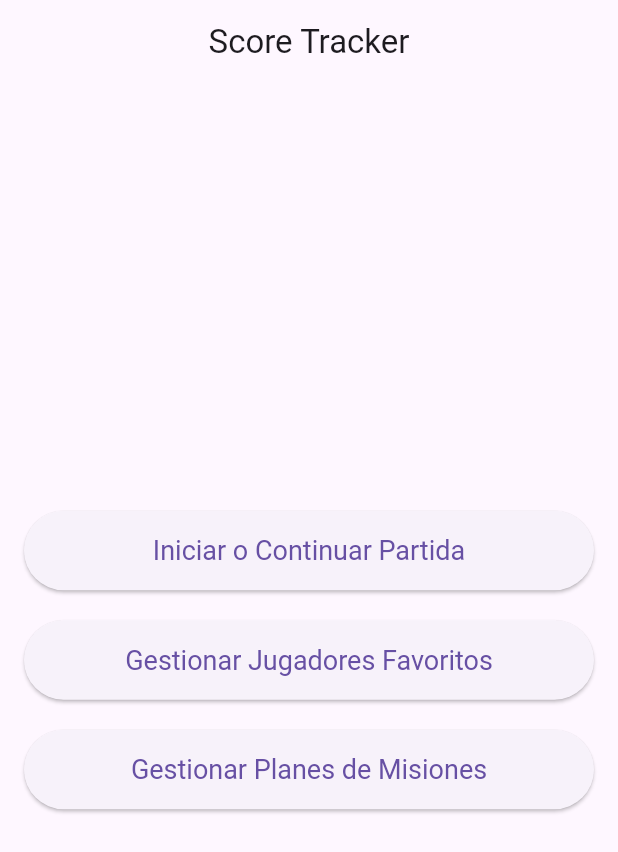
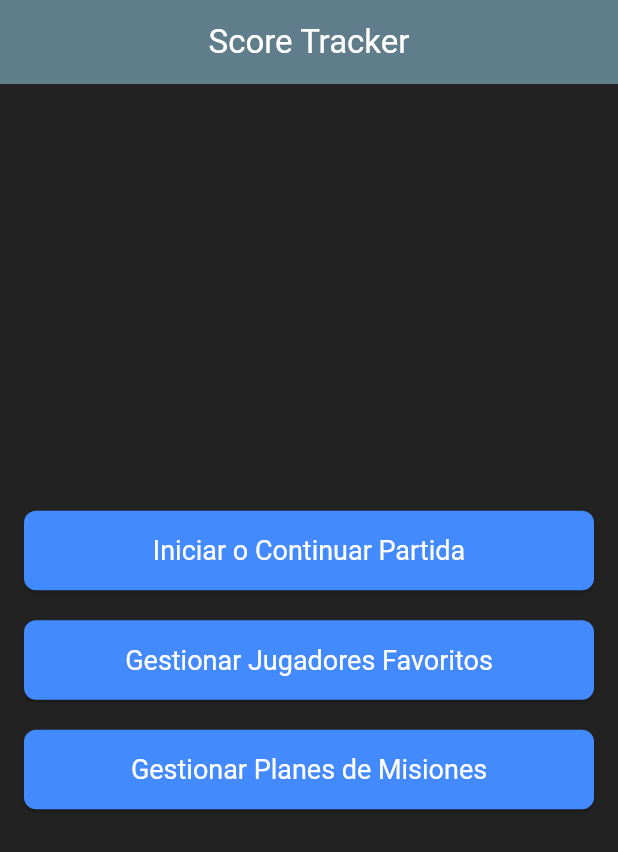
Before and after one commit to JPastorF/cedhmissions, a Flutter app: the screen it shows after launch, on a phone screen of 412 x 824 dp. Shown: the top 852 px of the screen. Run offline on Flutter 3.47's test engine with Material 3 defaults, Android fonts, the light colour scheme and no system bars; our stand-ins replace shared_preferences.

Commit message:
cambio de thema

```diff
--- a/lib/main.dart
+++ b/lib/main.dart
@@ -2,12 +2,23 @@
 import 'package:flutter/material.dart';
 import 'package:provider/provider.dart';
 import 'providers/game_provider.dart';
+import 'providers/mission_plan_provider.dart';
 import 'providers/favorite_players_provider.dart';
-import 'providers/mission_plan_provider.dart'; // Importa el nuevo provider
+import 'screens/game_screen.dart';
 import 'screens/home_screen.dart';
 
 void main() {
-  runApp(const MyApp());
+  runApp(
+    MultiProvider(
+      providers: [
+        // Se registran todos los providers que se necesitan en la aplicación
+        ChangeNotifierProvider(create: (_) => GameProvider()),
+        ChangeNotifierProvider(create: (_) => MissionPlanProvider()),
+        ChangeNotifierProvider(create: (_) => FavoritePlayersProvider()),
+      ],
+      child: const MyApp(),
+    ),
+  );
 }
 
 class MyApp extends StatelessWidget {
@@ -15,23 +26,52 @@ class MyApp extends StatelessWidget {
 
   @override
   Widget build(BuildContext context) {
-    return MultiProvider(
-      providers: [
-        // Se registran todos los providers que se necesitan en la aplicación
-        ChangeNotifierProvider(create: (_) => GameProvider()),
-        ChangeNotifierProvider(create: (_) => FavoritePlayersProvider()),
-        ChangeNotifierProvider(
-          create: (_) => MissionPlanProvider(),
-        ), // Añade el nuevo provider aquí
-      ],
-      child: MaterialApp(
-        title: 'Misionero App',
-        theme: ThemeData(
-          primarySwatch: Colors.deepPurple,
-          visualDensity: VisualDensity.adaptivePlatformDensity,
+    return MaterialApp(
+      title: 'Contador de Puntos',
+      debugShowCheckedModeBanner: false,
+      themeMode: ThemeMode.dark, // Fuerza el modo oscuro en toda la aplicación
+      darkTheme: ThemeData(
+        brightness: Brightness.dark,
+        primaryColor: Colors.blueGrey.shade900,
+        scaffoldBackgroundColor: Colors.black87,
+        appBarTheme: const AppBarTheme(
+          backgroundColor: Colors.blueGrey,
+          foregroundColor: Colors.white,
+          elevation: 0,
         ),
-        home: const HomeScreen(), // La nueva pantalla de inicio
+        cardTheme: const CardThemeData(
+          color: Colors.blueGrey,
+          elevation: 4,
+          shape: RoundedRectangleBorder(
+            borderRadius: BorderRadius.all(Radius.circular(12)),
+          ),
+        ),
+        textTheme: const TextTheme(
+          bodyLarge: TextStyle(color: Colors.white70),
+          bodyMedium: TextStyle(color: Colors.white70),
+          titleLarge: TextStyle(color: Colors.white),
+          titleMedium: TextStyle(color: Colors.white),
+        ),
+        dialogTheme: const DialogThemeData(
+          backgroundColor: Colors.blueGrey,
+          titleTextStyle: TextStyle(color: Colors.white, fontSize: 20),
+          contentTextStyle: TextStyle(color: Colors.white70),
+          shape: RoundedRectangleBorder(
+            borderRadius: BorderRadius.all(Radius.circular(15)),
+          ),
+        ),
+        elevatedButtonTheme: ElevatedButtonThemeData(
+          style: ElevatedButton.styleFrom(
+            backgroundColor: Colors.blueAccent,
+            foregroundColor: Colors.white,
+            shape: RoundedRectangleBorder(
+              borderRadius: BorderRadius.circular(8),
+            ),
+          ),
+        ),
+        // Puedes agregar más personalizaciones aquí para otros widgets
       ),
+      home: const HomeScreen(),
     );
   }
 }
--- a/lib/screens/round_detail_screen.dart
+++ b/lib/screens/round_detail_screen.dart
@@ -131,12 +131,13 @@ class _RoundDetailScreenState extends State<RoundDetailScreen> {
                             IconData typeIcon;
                             Color iconColor;
                             if (mission.type == MissionType.unique) {
-                              typeIcon = Icons.star; // Icono para misión única
-                              iconColor = Colors.amber.shade700;
+                              typeIcon =
+                                  Icons.person; // Icono para misión única
+                              iconColor = Colors.white;
                             } else {
                               typeIcon =
                                   Icons.group; // Icono para misión múltiple
-                              iconColor = Colors.blue.shade700;
+                              iconColor = Colors.white;
                             }
 
                             return Card(
@@ -167,7 +168,7 @@ class _RoundDetailScreenState extends State<RoundDetailScreen> {
                                             style: const TextStyle(
                                               fontSize: 18,
                                               fontWeight: FontWeight.bold,
-                                              color: Colors.deepPurple,
+                                              color: Colors.white,
                                             ),
                                             overflow: TextOverflow
                                                 .ellipsis, // Para manejar nombres largos
@@ -196,7 +197,7 @@ class _RoundDetailScreenState extends State<RoundDetailScreen> {
                                           mission.description!,
                                           style: const TextStyle(
                                             fontSize: 14,
-                                            color: Colors.black87,
+                                            color: Colors.white,
                                           ),
                                         ),
                                       ),
@@ -226,7 +227,7 @@ class _RoundDetailScreenState extends State<RoundDetailScreen> {
                                           labelStyle: TextStyle(
                                             color: isCompleted
                                                 ? Colors.blue.shade900
-                                                : Colors.black87,
+                                                : Colors.white,
                                             fontWeight: isCompleted
                                                 ? FontWeight.bold
                                                 : FontWeight.normal,
```
